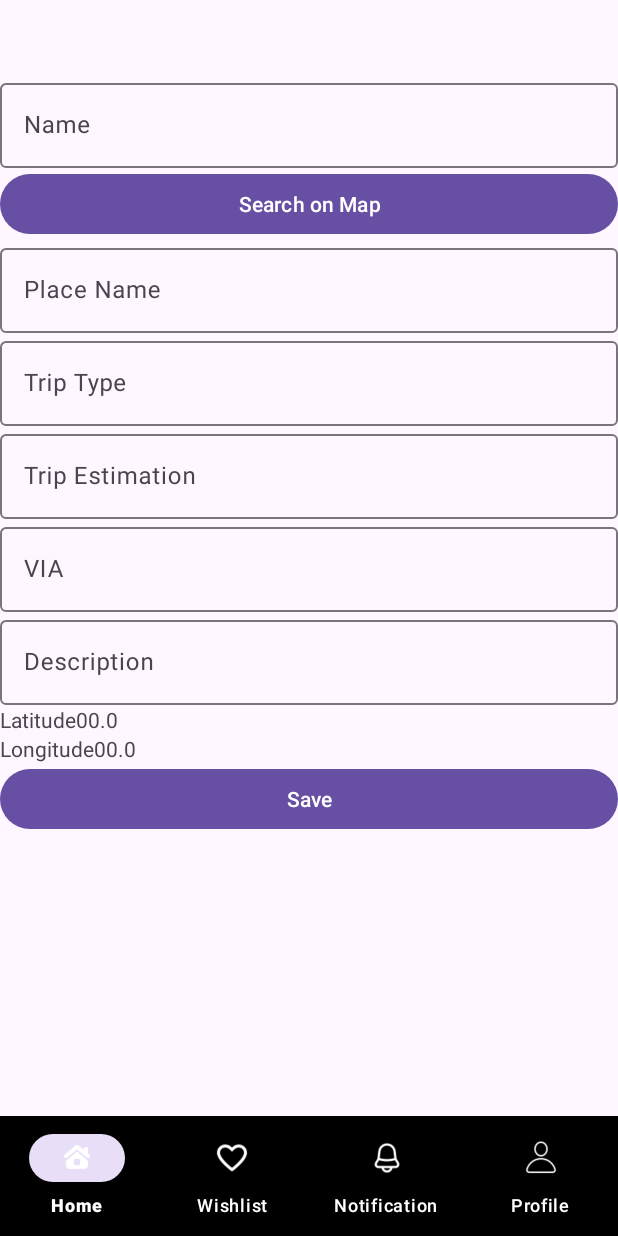
After one commit to FizKw/Project-MAP, an Android app: the EditVendorFragment screen opened through its navigation route, on a phone screen of 412 x 824 dp. The commit adds this screen. Run offline under Robolectric (Android 15) with nearby library versions, the phone set to English and light mode, and no system bars; our stand-ins replace Firebase (no records; nobody signed in at launch, a user with empty details on screens opened directly), navigation-ui; libraries missing offline, so code that uses them is left out: com.firebase.geofire.

Commit message:
feat: vendor implementation

```diff
--- a/app/build.gradle.kts
+++ b/app/build.gradle.kts
@@ -68,6 +68,7 @@ dependencies {
     annotationProcessor("com.github.bumptech.glide:compiler:4.12.0")
 
     implementation ("com.google.android.material:material:1.5.0")
+    implementation ("com.firebase:geofire-android-common:3.2.0")
 }
 
 secrets {
--- /dev/null
+++ b/app/src/main/java/com/example/projekmap/EditVendorFragment.kt
@@ -0,0 +1,243 @@
+package com.example.projekmap
+
+import android.location.Address
+import android.location.Geocoder
+import android.os.Bundle
+import androidx.fragment.app.Fragment
+import android.view.LayoutInflater
+import android.view.View
+import android.view.ViewGroup
+import android.widget.Button
+import android.widget.SearchView
+import android.widget.TextView
+import android.widget.Toast
+import androidx.navigation.fragment.findNavController
+import com.bumptech.glide.Glide
+import com.firebase.geofire.GeoFireUtils
+import com.firebase.geofire.GeoLocation
+import com.google.android.gms.maps.CameraUpdateFactory
+import com.google.android.gms.maps.GoogleMap
+import com.google.android.gms.maps.OnMapReadyCallback
+import com.google.android.gms.maps.SupportMapFragment
+import com.google.android.gms.maps.model.LatLng
+import com.google.android.gms.maps.model.MarkerOptions
+import com.google.android.material.textfield.TextInputEditText
+import com.google.android.material.textfield.TextInputLayout
+import com.google.firebase.firestore.FirebaseFirestore
+import com.google.firebase.firestore.GeoPoint
+import com.google.firebase.firestore.SetOptions
+import java.io.IOException
+import java.util.UUID
+
+
+class EditVendorFragment : Fragment(), OnMapReadyCallback {
+
+    private lateinit var mMap: GoogleMap
+    private lateinit var geocoder: Geocoder
+    private lateinit var locationText: TextView
+    private lateinit var mapSearchView: SearchView
+    private var latLng: LatLng? = null
+    private var geoHash: String? = null
+
+
+
+    override fun onCreate(savedInstanceState: Bundle?) {
+        super.onCreate(savedInstanceState)
+
+    }
+
+    override fun onCreateView(
+        inflater: LayoutInflater, container: ViewGroup?,
+        savedInstanceState: Bundle?
+    ): View? {
+        // Inflate the layout for this fragment
+        return inflater.inflate(R.layout.fragment_edit_vendor, container, false)
+    }
+
+    override fun onViewCreated(view: View, savedInstanceState: Bundle?) {
+        super.onViewCreated(view, savedInstanceState)
+        val vendorInputField = view.findViewById<TextInputEditText>(R.id.vendor_input_field)
+        val placeInputField = view.findViewById<TextInputEditText>(R.id.place_input_field)
+        val typeInputField = view.findViewById<TextInputEditText>(R.id.type_input_field)
+        val estimateInputField = view.findViewById<TextInputEditText>(R.id.estimate_input_field)
+        val viaInputField = view.findViewById<TextInputEditText>(R.id.via_input_field)
+        val descinputField = view.findViewById<TextInputEditText>(R.id.desc_input_field)
+        val searchMapButton = view.findViewById<Button>(R.id.search_map_button)
+        val saveButton = view.findViewById<Button>(R.id.save_button)
+        val latView = view.findViewById<TextView>(R.id.latitude_view)
+        val longView = view.findViewById<TextView>(R.id.longitude_view)
+        val db = FirebaseFirestore.getInstance()
+
+
+
+        val userId = arguments?.getString("uid")
+
+        if (userId != null) {
+            db.collection("vendors").document(userId).get()
+                .addOnSuccessListener { document ->
+                    if (document != null && document.exists()) {
+                        val vendor = document.getString("vendor")
+                        val place = document.getString("place")
+                        val type = document.getString("type")
+                        val estimate = document.getString("estimate")
+                        val via = document.getString("via")
+                        val desc = document.getString("desc")
+                        val lat = document.getGeoPoint("lat_long")!!.latitude.toString()
+                        val long = document.getGeoPoint("lat_long")!!.longitude.toString()
+                        geoHash = document.getString("geohash")
+
+
+                        vendorInputField.setText(vendor)
+                        placeInputField.setText(place)
+                        typeInputField.setText(type)
+                        estimateInputField.setText(estimate)
+                        viaInputField.setText(via)
+                        descinputField.setText(desc)
+                        latView.text = lat
+                        longView.text = long
+
+                        latLng = LatLng(document.getGeoPoint("lat_long")!!.latitude, document.getGeoPoint("lat_long")!!.longitude)
+                    }
+                }
+                .addOnFailureListener {
+                    Toast.makeText(requireContext(), "Failed to get user Data", Toast.LENGTH_SHORT).show()
+                }
+        }
+
+
+
+
+
+        mapSearchView = view.findViewById(R.id.map_search_view)
+
+        val selectLocationButton = view.findViewById<Button>(R.id.select_button)
+
+        selectLocationButton.visibility = View.GONE
+        mapSearchView.visibility = View.GONE
+
+
+
+        val mapFragment = childFragmentManager.findFragmentById(R.id.map_view) as SupportMapFragment
+        childFragmentManager.beginTransaction().hide(mapFragment).commit()
+
+
+
+
+        saveButton.setOnClickListener{
+            val vendor = vendorInputField.text.toString().trim()
+            val place = placeInputField.text.toString().trim()
+            val type = typeInputField.text.toString().trim()
+            val estimate = estimateInputField.text.toString().trim()
+            val via = viaInputField.text.toString().trim()
+            val desc = descinputField.text.toString().trim()
+            val lat = latView.text.toString().trim()
+            val long = longView.text.toString().trim()
+
+            if(userId.isNullOrEmpty()||vendor.isEmpty()||place.isEmpty()||type.isEmpty()||estimate.isEmpty()||via.isEmpty()||desc.isEmpty()||lat.isEmpty()||long.isEmpty()){
+                Toast.makeText(requireContext(), "All fields are required", Toast.LENGTH_SHORT).show()
+            }else{
+//                GeoPoint(latLng!!.latitude, latLng!!.longitude)\
+                geoHash = GeoFireUtils.getGeoHashForLocation(GeoLocation(latLng!!.latitude, latLng!!.longitude))
+                val data = hashMapOf(
+                    "vendor" to vendor,
+                    "place" to place,
+                    "type" to type,
+                    "estimate" to estimate,
+                    "via" to via,
+                    "desc" to desc,
+                    "lat" to lat,
+                    "long" to long,
+                    "lat_long" to GeoPoint(latLng!!.latitude, latLng!!.longitude),
+                    "geohash" to geoHash,
+
+                )
+
+                db.collection("vendors").document(userId).set(data)
+                    .addOnSuccessListener {
+                        Toast.makeText(requireContext(), "Data saved", Toast.LENGTH_SHORT).show()
+                        findNavController().navigate(R.id.profileFragment)
+                    }
+                    .addOnFailureListener {
+                        Toast.makeText(requireContext(), "Data not saved", Toast.LENGTH_SHORT).show()
+                    }
+            }
+        }
+
+
+        searchMapButton.setOnClickListener {
+            vendorInputField.visibility = View.GONE
+            placeInputField.visibility = View.GONE
+            typeInputField.visibility = View.GONE
+            estimateInputField.visibility = View.GONE
+            viaInputField.visibility = View.GONE
+            descinputField.visibility = View.GONE
+            searchMapButton.visibility = View.GONE
+            latView.visibility = View.GONE
+            longView.visibility = View.GONE
+            saveButton.visibility = View.GONE
+
+
+            mapSearchView.visibility = View.VISIBLE
+            childFragmentManager.beginTransaction().show(mapFragment).commit()
+
+
+            mapSearchView.setOnQueryTextListener(object : SearchView.OnQueryTextListener {
+                override fun onQueryTextSubmit(query: String?): Boolean {
+                    val location: String = mapSearchView.query.toString()
+                    var addressList: List<Address> = emptyList()
+                    mMap.clear()
+
+                    if(location.isNotEmpty()) {
+                        geocoder = Geocoder(requireContext())
+                        try {
+                            addressList = geocoder.getFromLocationName(location, 1)!!
+                        } catch (e: IOException) {
+                            e.printStackTrace()
+                        }
+                        val address: Address = addressList[0]
+                        latLng = LatLng(address.latitude, address.longitude)
+                        mMap.addMarker(MarkerOptions().position(latLng!!).title(location))
+                        mMap.animateCamera(CameraUpdateFactory.newLatLngZoom(latLng!!, 10.0F))
+                        selectLocationButton.visibility = View.VISIBLE
+                        selectLocationButton.setOnClickListener{
+                            latView.text = address.latitude.toString()
+                            longView.text = address.longitude.toString()
+                            vendorInputField.visibility = View.VISIBLE
+                            placeInputField.visibility = View.VISIBLE
+                            typeInputField.visibility = View.VISIBLE
+                            estimateInputField.visibility = View.VISIBLE
+                            viaInputField.visibility = View.VISIBLE
+                            descinputField.visibility = View.VISIBLE
+                            searchMapButton.visibility = View.VISIBLE
+                            latView.visibility = View.VISIBLE
+                            longView.visibility = View.VISIBLE
+                            saveButton.visibility = View.VISIBLE
+
+                            mapSearchView.visibility = View.GONE
+                            selectLocationButton.visibility = View.GONE
+                            childFragmentManager.beginTransaction().hide(mapFragment).commit()
+                        }
+                    }
+                    else{
+                        Toast.makeText(requireContext(), "Location not found", Toast.LENGTH_SHORT).show()
+                    }
+
+                    return false
+                }
+
+                override fun onQueryTextChange(newText: String?): Boolean {
+                    return false
+                }
+            })
+            mapFragment.getMapAsync(this)
+            }
+        }
+
+
+
+    override fun onMapReady(p0: GoogleMap) {
+        mMap = p0
+    }
+
+
+}
--- a/app/src/main/java/com/example/projekmap/LoginFragment.kt
+++ b/app/src/main/java/com/example/projekmap/LoginFragment.kt
@@ -12,10 +12,12 @@ import android.widget.Toast
 import androidx.navigation.fragment.findNavController
 import com.google.android.material.textfield.TextInputEditText
 import com.google.firebase.auth.FirebaseAuth
+import com.google.firebase.firestore.FirebaseFirestore
 
 class LoginFragment : Fragment() {
 
     private lateinit var auth: FirebaseAuth
+    private lateinit var db: FirebaseFirestore
 
     override fun onCreate(savedInstanceState: Bundle?) {
         super.onCreate(savedInstanceState)
@@ -37,6 +39,7 @@ class LoginFragment : Fragment() {
         val emailInput = view.findViewById<TextInputEditText>(R.id.email_input_field)
         val passwordInput = view.findViewById<TextInputEditText>(R.id.password_input_field)
         auth = FirebaseAuth.getInstance()
+        db = FirebaseFirestore.getInstance()
 
         registerButton.setOnClickListener {
             findNavController().navigate(R.id.registerFragment)
@@ -74,5 +77,7 @@ class LoginFragment : Fragment() {
         registerButton.setOnClickListener {
             findNavController().navigate(R.id.registerFragment)
         }
+
     }
+
 }
--- a/app/src/main/java/com/example/projekmap/UpdateProfileFragment.kt
+++ b/app/src/main/java/com/example/projekmap/UpdateProfileFragment.kt
@@ -139,7 +139,6 @@ class UpdateProfileFragment : Fragment() {
                             }
 
                     }else {
-                        userData["profile_picture"] = ""
                         saveUserData(userData)
                     }
 
--- /dev/null
+++ b/app/src/main/res/drawable/bg_search_view.xml
@@ -0,0 +1,9 @@
+<?xml version="1.0" encoding="utf-8"?>
+<shape xmlns:android="http://schemas.android.com/apk/res/android"
+    android:shape="rectangle">
+    <solid android:color="@color/white"/>
+    <stroke
+        android:width="3dp"
+        android:color="@color/black"/>
+    <corners android:radius="8dp"/>
+</shape>
--- /dev/null
+++ b/app/src/main/res/layout/fragment_edit_vendor.xml
@@ -0,0 +1,207 @@
+<?xml version="1.0" encoding="utf-8"?>
+<androidx.constraintlayout.widget.ConstraintLayout xmlns:android="http://schemas.android.com/apk/res/android"
+    xmlns:tools="http://schemas.android.com/tools"
+    android:layout_width="match_parent"
+    android:layout_height="match_parent"
+    xmlns:app="http://schemas.android.com/apk/res-auto"
+    tools:context=".EditVendorFragment"
+    >
+
+
+    <fragment
+        android:layout_width="match_parent"
+        android:layout_height="match_parent"
+        android:id="@+id/map_view"
+        android:name="com.google.android.gms.maps.SupportMapFragment"
+        app:layout_constraintStart_toStartOf="parent"
+        app:layout_constraintEnd_toEndOf="parent"
+        app:layout_constraintTop_toTopOf="parent"/>
+
+    <SearchView
+        android:id="@+id/map_search_view"
+        android:layout_width="match_parent"
+        android:layout_height="wrap_content"
+        app:layout_constraintStart_toStartOf="parent"
+        app:layout_constraintEnd_toEndOf="parent"
+        app:layout_constraintTop_toTopOf="parent"
+        android:layout_margin="30dp"
+        android:elevation="5dp"
+        android:queryHint="Search ..."
+        android:iconifiedByDefault="false"
+        android:background="@drawable/bg_search_view"/>
+
+    <Button
+
+        android:text="Select Location"
+        android:id="@+id/select_button"
+        android:layout_width="wrap_content"
+        android:layout_height="wrap_content"
+        app:layout_constraintEnd_toEndOf="parent"
+        app:layout_constraintTop_toBottomOf="@+id/map_search_view"
+        android:layout_margin="15dp"/>
+
+
+    <com.google.android.material.textfield.TextInputLayout
+        android:id="@+id/vendor_input_wrapper"
+        android:layout_width="match_parent"
+        android:layout_height="wrap_content"
+        android:hint="Name"
+        app:layout_constraintTop_toTopOf="parent"
+        app:layout_constraintStart_toStartOf="parent"
+        app:layout_constraintEnd_toEndOf="parent"
+        android:layout_marginTop="50dp">
+        <com.google.android.material.textfield.TextInputEditText
+            android:id="@+id/vendor_input_field"
+            android:layout_width="match_parent"
+            android:layout_height="wrap_content"
+            android:inputType="textPersonName" />
+    </com.google.android.material.textfield.TextInputLayout>
+
+    <Button
+        android:id="@+id/search_map_button"
+        android:layout_width="match_parent"
+        android:layout_height="wrap_content"
+        android:text="Search on Map"
+        app:layout_constraintStart_toStartOf="parent"
+        app:layout_constraintEnd_toEndOf="parent"
+        app:layout_constraintTop_toBottomOf="@id/vendor_input_wrapper"/>
+
+    <com.google.android.material.textfield.TextInputLayout
+        android:id="@+id/place_input_wrapper"
+        android:layout_width="match_parent"
+        android:layout_height="wrap_content"
+        android:hint="Place Name"
+        app:layout_constraintTop_toBottomOf="@id/search_map_button"
+        app:layout_constraintStart_toStartOf="parent"
+        app:layout_constraintEnd_toEndOf="parent">
+        <com.google.android.material.textfield.TextInputEditText
+            android:id="@+id/place_input_field"
+            android:layout_width="match_parent"
+            android:layout_height="wrap_content"
+            android:inputType="text" />
+    </com.google.android.material.textfield.TextInputLayout>
+
+    <com.google.android.material.textfield.TextInputLayout
+        android:id="@+id/type_input_wrapper"
+        android:layout_width="match_parent"
+        android:layout_height="wrap_content"
+        android:hint="Trip Type"
+        app:layout_constraintTop_toBottomOf="@id/place_input_wrapper"
+        app:layout_constraintStart_toStartOf="parent"
+        app:layout_constraintEnd_toEndOf="parent">
+        <com.google.android.material.textfield.TextInputEditText
+            android:id="@+id/type_input_field"
+            android:layout_width="match_parent"
+            android:layout_height="wrap_content"
+            android:inputType="text" />
+    </com.google.android.material.textfield.TextInputLayout>
+
+    <com.google.android.material.textfield.TextInputLayout
+        android:id="@+id/estimate_input_wrapper"
+        android:layout_width="match_parent"
+        android:layout_height="wrap_content"
+        android:hint="Trip Estimation"
+        app:layout_constraintTop_toBottomOf="@id/type_input_wrapper"
+        app:layout_constraintStart_toStartOf="parent"
+        app:layout_constraintEnd_toEndOf="parent">
+        <com.google.android.material.textfield.TextInputEditText
+            android:id="@+id/estimate_input_field"
+            android:layout_width="match_parent"
+            android:layout_height="wrap_content"
+            android:inputType="text" />
+    </com.google.android.material.textfield.TextInputLayout>
+
+    <com.google.android.material.textfield.TextInputLayout
+        android:id="@+id/via_input_wrapper"
+        android:layout_width="match_parent"
+        android:layout_height="wrap_content"
+        android:hint="VIA"
+        app:layout_constraintTop_toBottomOf="@id/estimate_input_wrapper"
+        app:layout_constraintStart_toStartOf="parent"
+        app:layout_constraintEnd_toEndOf="parent">
+        <com.google.android.material.textfield.TextInputEditText
+            android:id="@+id/via_input_field"
+            android:layout_width="match_parent"
+            android:layout_height="wrap_content"
+            android:inputType="text" />
+    </com.google.android.material.textfield.TextInputLayout>
+
+    <com.google.android.material.textfield.TextInputLayout
+        android:id="@+id/desc_input_wrapper"
+        android:layout_width="match_parent"
+        android:layout_height="wrap_content"
+        android:hint="Description"
+        app:layout_constraintTop_toBottomOf="@id/via_input_wrapper"
+        app:layout_constraintStart_toStartOf="parent"
+        app:layout_constraintEnd_toEndOf="parent">
+        <com.google.android.material.textfield.TextInputEditText
+            android:id="@+id/desc_input_field"
+            android:layout_width="match_parent"
+            android:layout_height="wrap_content"
+            android:inputType="text" />
+    </com.google.android.material.textfield.TextInputLayout>
+
+    <LinearLayout
+        android:id="@+id/lat_long_container"
+        android:layout_width="match_parent"
+        android:layout_height="wrap_content"
+        android:orientation="vertical"
+        app:layout_constraintTop_toBottomOf="@id/desc_input_wrapper"
+        app:layout_constraintStart_toStartOf="parent"
+        app:layout_constraintEnd_toEndOf="parent">
+
+        <LinearLayout
+            android:layout_width="match_parent"
+            android:layout_height="match_parent"
+            android:orientation="horizontal">
+            <TextView
+                android:id="@+id/latitude"
+                android:layout_width="wrap_content"
+                android:layout_height="wrap_content"
+                android:text="Latitude"
+                app:layout_constraintStart_toStartOf="parent"
+                app:layout_constraintTop_toBottomOf="@id/desc_input_wrapper"/>
+            <TextView
+                android:id="@+id/latitude_view"
+                android:layout_width="wrap_content"
+                android:layout_height="wrap_content"
+                android:text="00.0"
+                app:layout_constraintStart_toStartOf="parent"
+                app:layout_constraintTop_toBottomOf="@id/latitude"/>
+        </LinearLayout>
+        <LinearLayout
+            android:layout_width="match_parent"
+            android:layout_height="match_parent"
+            android:orientation="horizontal">
+            <TextView
+                android:id="@+id/longitude"
+                android:layout_width="wrap_content"
+                android:layout_height="wrap_content"
+                android:text="Longitude"
+                app:layout_constraintStart_toStartOf="@+id/latitude"
+                app:layout_constraintEnd_toEndOf="parent"
+                app:layout_constraintTop_toBottomOf="@id/desc_input_wrapper"/>
+            <TextView
+                android:id="@+id/longitude_view"
+                android:layout_width="match_parent"
+                android:layout_height="wrap_content"
+                android:text="00.0"
+                app:layout_constraintStart_toStartOf="@+id/latitude_view"
+                app:layout_constraintEnd_toEndOf="parent"
+                app:layout_constraintTop_toBottomOf="@id/latitude"/>
+        </LinearLayout>
+    </LinearLayout>
+
+
+    <Button
+        android:id="@id/save_button"
+        android:layout_width="match_parent"
+        android:layout_height="wrap_content"
+        android:text="Save"
+        app:layout_constraintTop_toBottomOf="@id/lat_long_container"
+        app:layout_constraintStart_toStartOf="parent"
+        app:layout_constraintEnd_toEndOf="parent"
+        />
+
+
+</androidx.constraintlayout.widget.ConstraintLayout>
--- a/app/src/main/res/navigation/nav_graph.xml
+++ b/app/src/main/res/navigation/nav_graph.xml
@@ -118,5 +118,10 @@
         android:name="com.example.projekmap.UpdateProfileFragment"
         android:label="Update Profile"
         tools:layout="@layout/fragment_update_profile" />
-
+<!--    Update Data Fragment-->
+    <fragment
+        android:id="@+id/edit_vendor_fragment"
+        android:name="com.example.projekmap.EditVendorFragment"
+        android:label="Update Vendor"
+        tools:layout="@layout/fragment_edit_vendor"/>
 </navigation>
--- a/app/src/main/res/values/strings.xml
+++ b/app/src/main/res/values/strings.xml
@@ -7,5 +7,8 @@
     <string name="password_input_message">Password</string>
     <string name="forgot_password">Forgot Password?</string>
     <string name="update_profile">Update Profile</string>
+    <string name="update_vendor">Update Vendor</string>
+    <string name="update_admin">Update Admin</string>
     <string name="logout_button">Logout</string>
+    <string name="next_button">Next</string>
 </resources>
```
Also changed, not shown: app/src/main/java/com/example/projekmap/ProfileFragment.kt (+27 -1 lines), app/src/main/java/com/example/projekmap/RegisterFragment.kt (+26 -2 lines), app/src/main/res/layout/fragment_profile.xml (+26 -0 lines), app/src/main/res/layout/fragment_register.xml (+18 -1 lines).
